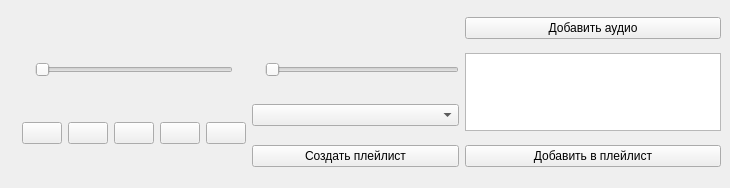
Qt form untitled.ui (Ononim03/Simple_Audio) before a commit.
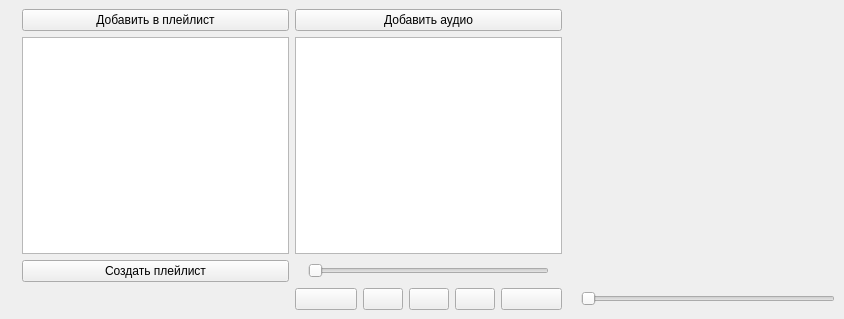
The same form after that commit.

What changed in the file:
```diff
--- a/untitled.ui
+++ b/untitled.ui
@@ -6,8 +6,8 @@
    <rect>
     <x>0</x>
     <y>0</y>
-    <width>730</width>
-    <height>188</height>
+    <width>844</width>
+    <height>319</height>
    </rect>
   </property>
   <property name="windowTitle">
@@ -15,35 +15,42 @@
   </property>
   <widget class="QWidget" name="centralwidget">
    <layout class="QGridLayout" name="gridLayout">
-    <item row="1" column="3">
-     <layout class="QHBoxLayout" name="horizontalLayout_4">
+    <item row="7" column="2">
+     <layout class="QHBoxLayout" name="horizontalLayout_3">
       <item>
-       <widget class="QLabel" name="label">
+       <widget class="QLabel" name="from_start_label">
         <property name="text">
          <string/>
         </property>
        </widget>
       </item>
       <item>
-       <widget class="QSlider" name="VolumeSlider">
+       <widget class="QSlider" name="DurationSlider">
         <property name="orientation">
          <enum>Qt::Horizontal</enum>
         </property>
        </widget>
       </item>
+      <item>
+       <widget class="QLabel" name="duration_label">
+        <property name="text">
+         <string/>
+        </property>
+       </widget>
+      </item>
      </layout>
     </item>
-    <item row="0" column="4">
-     <widget class="QPushButton" name="addButton">
+    <item row="1" column="1" rowspan="6">
+     <widget class="QListWidget" name="listWidget_playlist"/>
+    </item>
+    <item row="1" column="0">
+     <widget class="QLabel" name="name_Label">
       <property name="text">
-       <string>Добавить аудио</string>
+       <string/>
       </property>
      </widget>
     </item>
-    <item row="2" column="3">
-     <widget class="QComboBox" name="changePlaylistBox"/>
-    </item>
-    <item row="2" column="1" rowspan="2">
+    <item row="8" column="2">
      <layout class="QHBoxLayout" name="horizontalLayout_2">
       <item>
        <widget class="QPushButton" name="infButton">
@@ -86,55 +93,48 @@
       </item>
      </layout>
     </item>
-    <item row="1" column="1">
-     <layout class="QHBoxLayout" name="horizontalLayout_3">
+    <item row="1" column="2" rowspan="6">
+     <widget class="QListWidget" name="listWidget"/>
+    </item>
+    <item row="8" column="4">
+     <layout class="QHBoxLayout" name="horizontalLayout_4">
       <item>
-       <widget class="QLabel" name="from_start_label">
+       <widget class="QLabel" name="label">
         <property name="text">
          <string/>
         </property>
        </widget>
       </item>
       <item>
-       <widget class="QSlider" name="DurationSlider">
+       <widget class="QSlider" name="VolumeSlider">
         <property name="orientation">
          <enum>Qt::Horizontal</enum>
         </property>
        </widget>
       </item>
-      <item>
-       <widget class="QLabel" name="duration_label">
-        <property name="text">
-         <string/>
-        </property>
-       </widget>
-      </item>
      </layout>
     </item>
-    <item row="0" column="0">
-     <widget class="QLabel" name="name_Label">
+    <item row="0" column="2">
+     <widget class="QPushButton" name="addButton">
       <property name="text">
-       <string/>
+       <string>Добавить аудио</string>
       </property>
      </widget>
     </item>
-    <item row="3" column="4">
+    <item row="0" column="1">
      <widget class="QPushButton" name="addToPlaylist">
       <property name="text">
        <string>Добавить в плейлист</string>
       </property>
      </widget>
     </item>
-    <item row="3" column="3">
+    <item row="7" column="1">
      <widget class="QPushButton" name="addPlayListButton">
       <property name="text">
        <string>Создать плейлист</string>
       </property>
      </widget>
     </item>
-    <item row="1" column="4" rowspan="2">
-     <widget class="QListWidget" name="listWidget"/>
-    </item>
    </layout>
   </widget>
  </widget>
```
